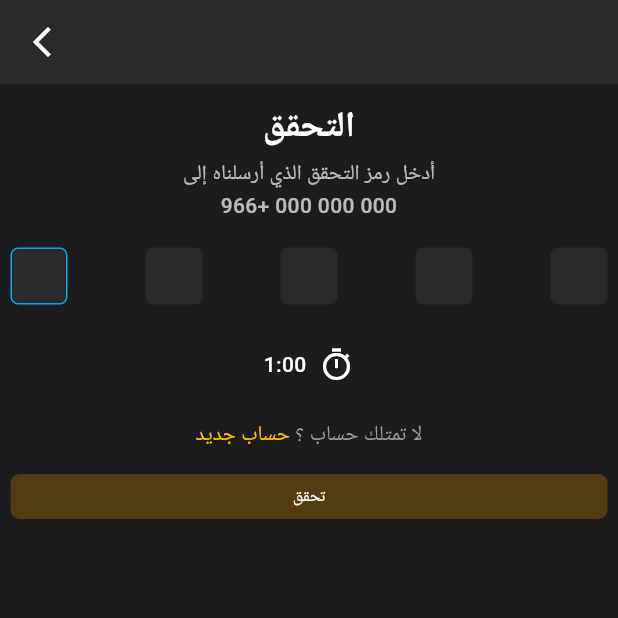
After one commit to mohamedwael397/soor_app, a Flutter app: the VerificationScreen screen opened directly, on a phone screen of 412 x 824 dp, the top half of it. The commit adds this screen. Run offline on Flutter 3.47's test engine with Material 3 defaults, Android fonts, the phone set to English and light mode, and no system bars; drawn by our look-alikes of pin_code_fields; our stand-ins replace flutter_svg.

Commit message:
Add forgot password screen

```diff
--- /dev/null
+++ b/lib/Forget password/verification.dart
@@ -0,0 +1,181 @@
+import 'package:flutter/gestures.dart';
+import 'package:flutter/material.dart';
+import 'package:pin_code_fields/pin_code_fields.dart';
+import 'package:soor_app/Forget%20password/reset_password.dart';
+import 'package:soor_app/conistans/constans.dart';
+
+class VerificationScreen extends StatefulWidget {
+  const VerificationScreen({super.key});
+
+  @override
+  State<VerificationScreen> createState() => _VerificationScreenState();
+}
+
+class _VerificationScreenState extends State<VerificationScreen> {
+  final TextEditingController _controller = TextEditingController();
+
+  @override
+  Widget build(BuildContext context) {
+    return Scaffold(
+      backgroundColor: AppTheme.fieldBackground,
+      appBar: AppBar(
+        backgroundColor: AppTheme.fieldBorder,
+        leading: IconButton(
+          onPressed: () {
+            Navigator.pop(context);
+          },
+          icon: Icon(
+            Icons.arrow_back_ios_new_outlined,
+            color: AppTheme.labelColor,
+          ),
+        ),
+      ),
+      body: SafeArea(
+        child: Padding(
+          padding: const EdgeInsets.symmetric(horizontal: 7),
+          child: Column(
+            children: [
+              const SizedBox(height: 12),
+              // Title
+              const Text(
+                'التحقق',
+                style: TextStyle(
+                  color: Colors.white,
+                  fontSize: 24,
+                  fontWeight: FontWeight.w700,
+                ),
+              ),
+
+              const SizedBox(height: 4),
+
+              // Description
+              const Text(
+                'أدخل رمز التحقق الذي أرسلناه إلى\n'
+                '966+ 000 000 000',
+                textAlign: TextAlign.center,
+                style: TextStyle(
+                  color: Colors.white70,
+                  fontWeight: FontWeight.w500,
+                  fontSize: 14,
+                ),
+              ),
+
+              const SizedBox(height: 18),
+
+              // OTP
+              Directionality(
+                textDirection: TextDirection.ltr,
+                child: PinCodeTextField(
+                  appContext: context,
+                  controller: _controller,
+                  length: 5,
+                  keyboardType: TextInputType.number,
+                  autoFocus: true,
+                  enableActiveFill: true,
+                  cursorColor: Colors.white,
+                  animationType: AnimationType.scale,
+                  animationDuration: const Duration(milliseconds: 300),
+                  animationCurve: Curves.bounceInOut,
+                  textStyle: const TextStyle(
+                    color: Colors.white,
+                    fontSize: 20,
+                    fontWeight: FontWeight.bold,
+                  ),
+                  pinTheme: PinTheme(
+                    shape: PinCodeFieldShape.box,
+                    borderRadius: BorderRadius.circular(5),
+                    fieldHeight: 38,
+                    fieldWidth: 38,
+                    borderWidth: 1,
+                    inactiveColor: Colors.transparent,
+                    selectedColor: const Color(0xff00AEEF),
+                    activeColor: Colors.transparent,
+                    inactiveFillColor: AppTheme.fieldBorder,
+                    selectedFillColor: AppTheme.fieldBorder,
+                    activeFillColor: AppTheme.fieldBorder,
+                  ),
+                  onChanged: (_) => setState(() {}),
+                ),
+              ),
+
+              const SizedBox(height: 12),
+              Row(
+                mainAxisAlignment: MainAxisAlignment.center,
+                children: [
+                  Text(
+                    "1:00",
+                    style: TextStyle(
+                      fontSize: 14,
+                      fontWeight: FontWeight.w500,
+                      color: AppTheme.labelColor,
+                    ),
+                  ),
+                  SizedBox(width: 8),
+                  Icon(Icons.timer_outlined, color: AppTheme.labelColor),
+                ],
+              ),
+
+              const SizedBox(height: 25),
+              Text.rich(
+                TextSpan(
+                  children: [
+                    const TextSpan(
+                      text: "لا تمتلك حساب ؟",
+                      style: TextStyle(
+                        color: Colors.grey,
+                        fontSize: 14,
+                        fontWeight: FontWeight.w500,
+                      ),
+                    ),
+                    TextSpan(
+                      text: " حساب جديد",
+                      style: TextStyle(
+                        color: Colors.amber,
+                        fontSize: 14,
+                        fontWeight: FontWeight.w500,
+                      ),
+                    ),
+                  ],
+                ),
+                textDirection: TextDirection.rtl,
+              ),
+              const SizedBox(height: 15),
+
+              // Verify Button
+              SizedBox(
+                width: double.infinity,
+                height: 30,
+                child: ElevatedButton(
+                  onPressed: _controller.text.length == 5
+                      ? () {
+                          Navigator.pushReplacement(
+                            context,
+                            MaterialPageRoute(
+                              builder: (context) => ResetPassword(),
+                            ),
+                          );
+                        }
+                      : null,
+                  style: ElevatedButton.styleFrom(
+                    backgroundColor: AppTheme.primaryColor,
+                    disabledBackgroundColor: AppTheme.primaryColor.withOpacity(
+                      0.4,
+                    ),
+                    elevation: 0,
+                    shape: RoundedRectangleBorder(
+                      borderRadius: BorderRadius.circular(6),
+                    ),
+                  ),
+                  child: const Text(
+                    'تحقق',
+                    style: TextStyle(color: Colors.white, fontSize: 11),
+                  ),
+                ),
+              ),
+            ],
+          ),
+        ),
+      ),
+    );
+  }
+}
--- a/lib/main.dart
+++ b/lib/main.dart
@@ -1,6 +1,5 @@
 import 'package:flutter/material.dart';
 import 'package:flutter/services.dart';
-import 'package:soor_app/Login%20screen/login_screen.dart';
 import 'package:soor_app/Register%20screen/register_screen.dart';
 import 'package:soor_app/conistans/constans.dart';
 
--- a/pubspec.yaml
+++ b/pubspec.yaml
@@ -36,6 +36,7 @@ dependencies:
   cupertino_icons: ^1.0.8
   flutter_svg: ^2.3.0
   gap: ^3.0.1
+  pin_code_fields: ^8.0.1
 
 dev_dependencies:
   flutter_test:
```
Also changed, not shown: lib/Forget password/forget_password.dart (added, +148 -0 lines), lib/Forget password/password_changed.dart (added, +75 -0 lines), lib/Forget password/reset_password.dart (added, +200 -0 lines), lib/Login screen/login_screen.dart (+17 -9 lines), assets/images/Illustration Success.svg (added), pubspec.lock, web_entrypoint.dart (added).
